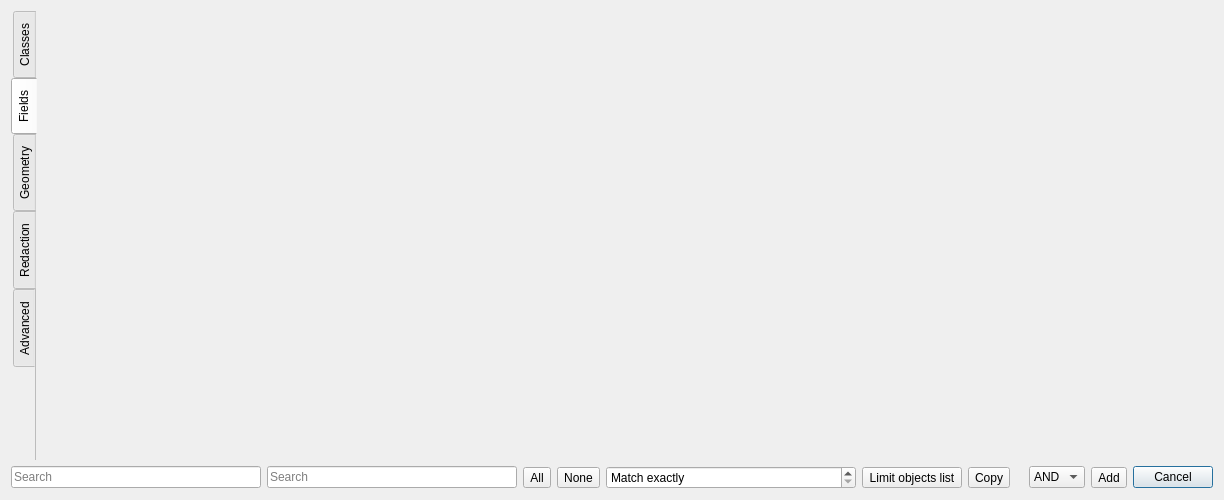
This is filterdialog.ui in Kuszki/EW-Database as Qt 5 draws it before an edit. The edited form follows.
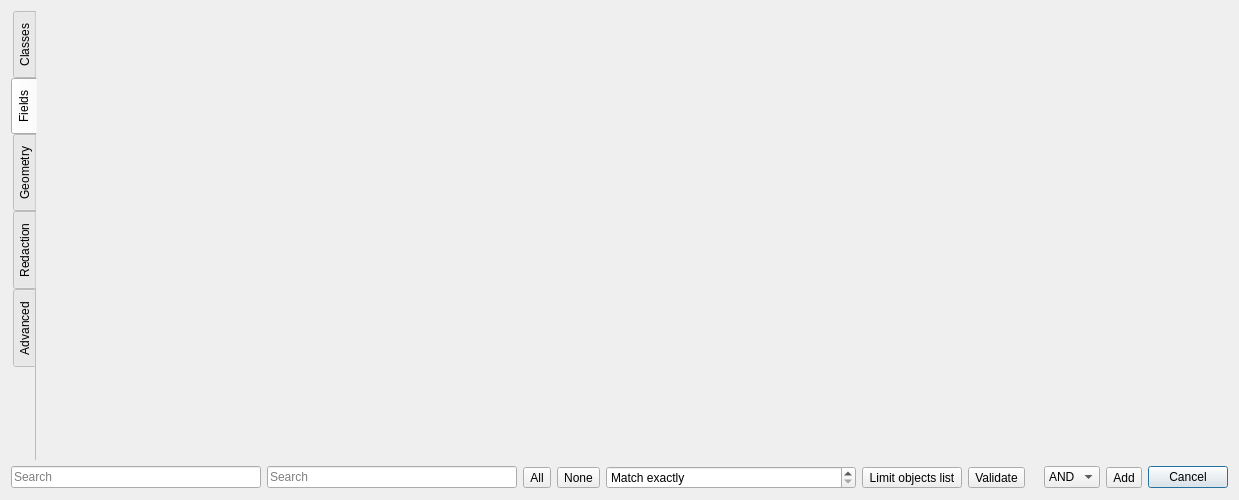
This is the edited form. Icons and pictures are not drawn.

Diff of the .ui file:
```diff
--- a/filterdialog.ui
+++ b/filterdialog.ui
@@ -297,7 +297,7 @@
      <item>
       <widget class="QToolButton" name="validateButton">
        <property name="text">
-        <string>Copy</string>
+        <string>Validate</string>
        </property>
        <property name="icon">
         <iconset theme="tools-check-spelling">
```
